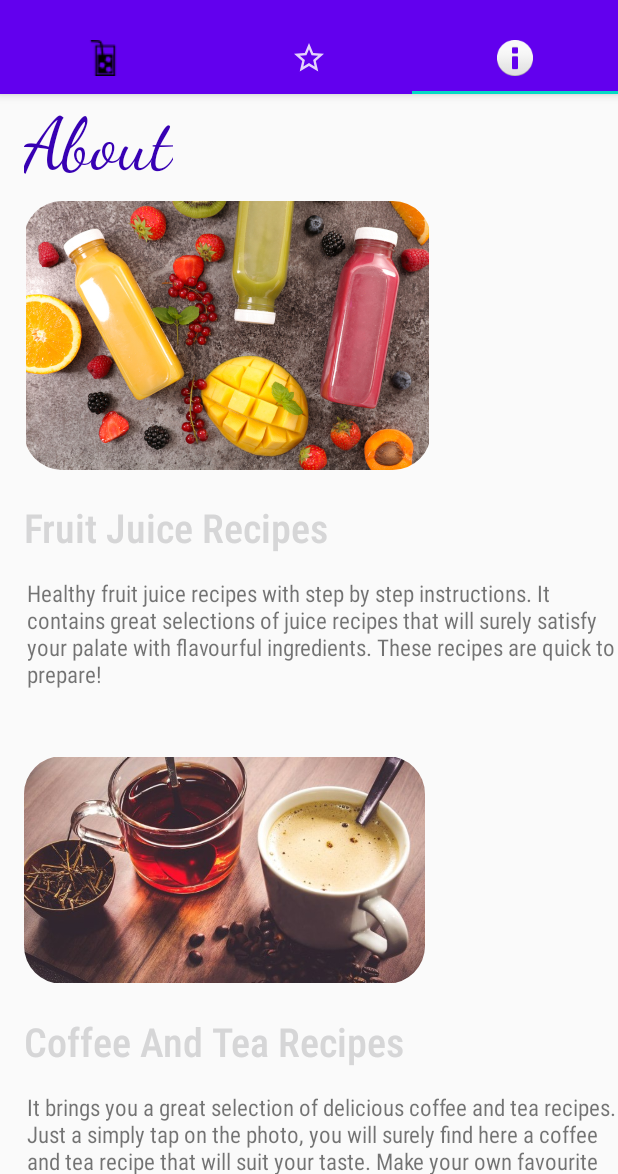
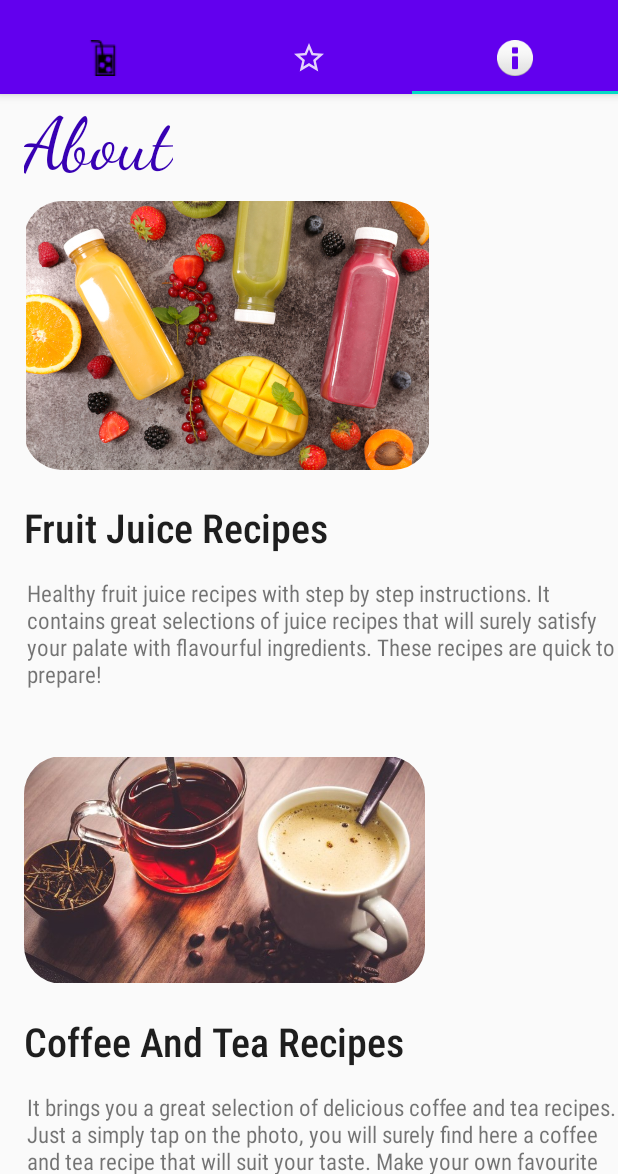
Before and after one commit to MiaoOAO/MobileAppFinalProject, an Android app: the screen it shows after launch (MainActivity), tab 3 chosen, on a phone screen of 412 x 824 dp, the part 62-1236 px from its top. Run offline under Robolectric (Android 15) with nearby library versions, the phone set to English and light mode, and no system bars.

Commit message:
fragment tab3 updated

```diff
--- a/app/src/main/res/layout/fragment_tab3.xml
+++ b/app/src/main/res/layout/fragment_tab3.xml
@@ -42,7 +42,7 @@
             app:layout_constraintHorizontal_bias="0.0"
             app:layout_constraintStart_toStartOf="parent"
             app:layout_constraintTop_toBottomOf="@+id/aboutTextView"
-            app:shapeAppearanceOverlay="@style/roundImageView" />
+            app:shapeAppearanceOverlay="@style/roundedImageView" />
 
         <TextView
             android:id="@+id/textView5"
@@ -52,7 +52,7 @@
             android:layout_marginTop="20dp"
             android:fontFamily="sans-serif-condensed-medium"
             android:text="Fruit Juice Recipes"
-            android:textColor="@color/colorBlack"
+            android:textColor="@color/colorPrimaryText"
             android:textSize="12pt"
             app:layout_constraintEnd_toEndOf="parent"
             app:layout_constraintHorizontal_bias="0.0"
@@ -85,7 +85,7 @@
             app:layout_constraintHorizontal_bias="0.0"
             app:layout_constraintStart_toStartOf="parent"
             app:layout_constraintTop_toBottomOf="@+id/textView6"
-            app:shapeAppearanceOverlay="@style/roundImageView" />
+            app:shapeAppearanceOverlay="@style/roundedImageView" />
 
         <TextView
             android:id="@+id/textView7"
@@ -95,7 +95,7 @@
             android:layout_marginTop="20dp"
             android:fontFamily="sans-serif-condensed-medium"
             android:text="Coffee And Tea Recipes"
-            android:textColor="@color/colorBlack"
+            android:textColor="@color/colorPrimaryText"
             android:textSize="12pt"
             app:layout_constraintEnd_toEndOf="parent"
             app:layout_constraintHorizontal_bias="0.0"
@@ -124,7 +124,7 @@
             android:layout_marginTop="40dp"
             android:fontFamily="serif"
             android:text="Videos You Might Like..."
-            android:textColor="@color/colorBlack"
+            android:textColor="@color/colorPrimaryText"
             android:textSize="8pt"
             app:layout_constraintEnd_toEndOf="parent"
             app:layout_constraintHorizontal_bias="0.008"
--- a/app/src/main/res/values/styles.xml
+++ b/app/src/main/res/values/styles.xml
@@ -23,7 +23,7 @@
 
     <style name="AppTheme.PopupOverlay" parent="ThemeOverlay.AppCompat.Light" />
 
-    <style name="roundImageView" parent="">
+    <style name="roundedImageView" parent="">
         <item name="cornerFamily">rounded</item>
         <item name="cornerSize">25dp</item>
         <item name="color">@color/colorWhite</item>
```
